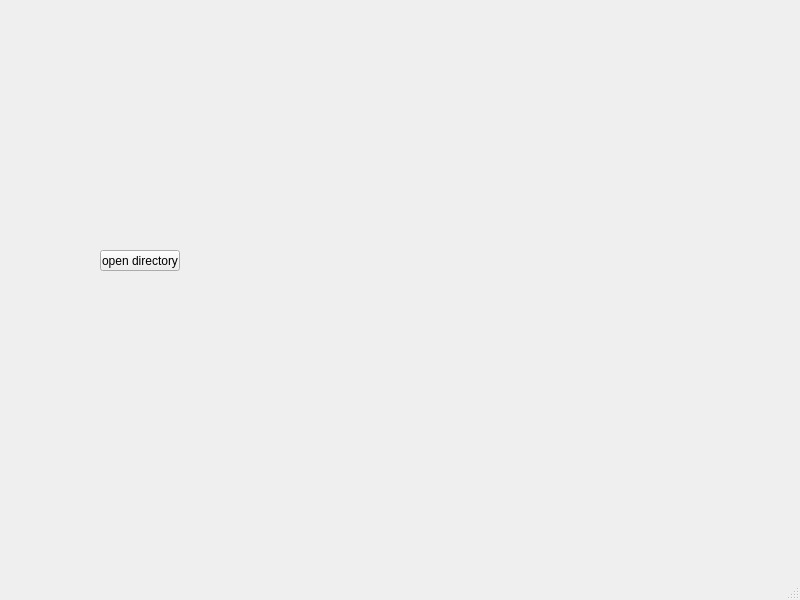
Above: main_window_satellite_comparator.ui from ValeryStk/satellite_comparator before the change. Below: the same form after it.
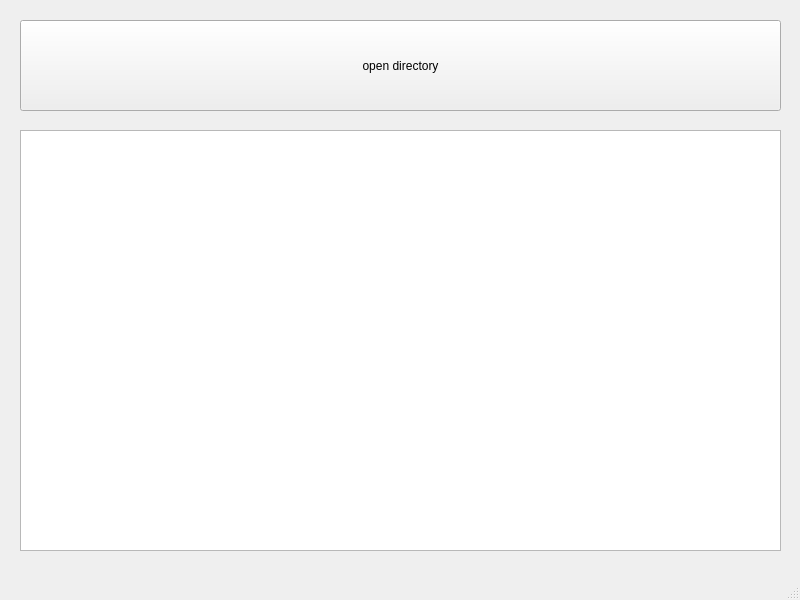
That is the form after the change.

Diff of the .ui file:
```diff
--- a/main_window_satellite_comparator.ui
+++ b/main_window_satellite_comparator.ui
@@ -17,16 +17,26 @@
    <widget class="QPushButton" name="pushButton_open_sat_header">
     <property name="geometry">
      <rect>
-      <x>100</x>
-      <y>250</y>
-      <width>80</width>
-      <height>21</height>
+      <x>20</x>
+      <y>20</y>
+      <width>761</width>
+      <height>91</height>
      </rect>
     </property>
     <property name="text">
      <string>open directory</string>
     </property>
    </widget>
+   <widget class="QTextBrowser" name="textBrowser_header_info">
+    <property name="geometry">
+     <rect>
+      <x>20</x>
+      <y>130</y>
+      <width>761</width>
+      <height>421</height>
+     </rect>
+    </property>
+   </widget>
   </widget>
   <widget class="QMenuBar" name="menubar">
    <property name="geometry">
```
